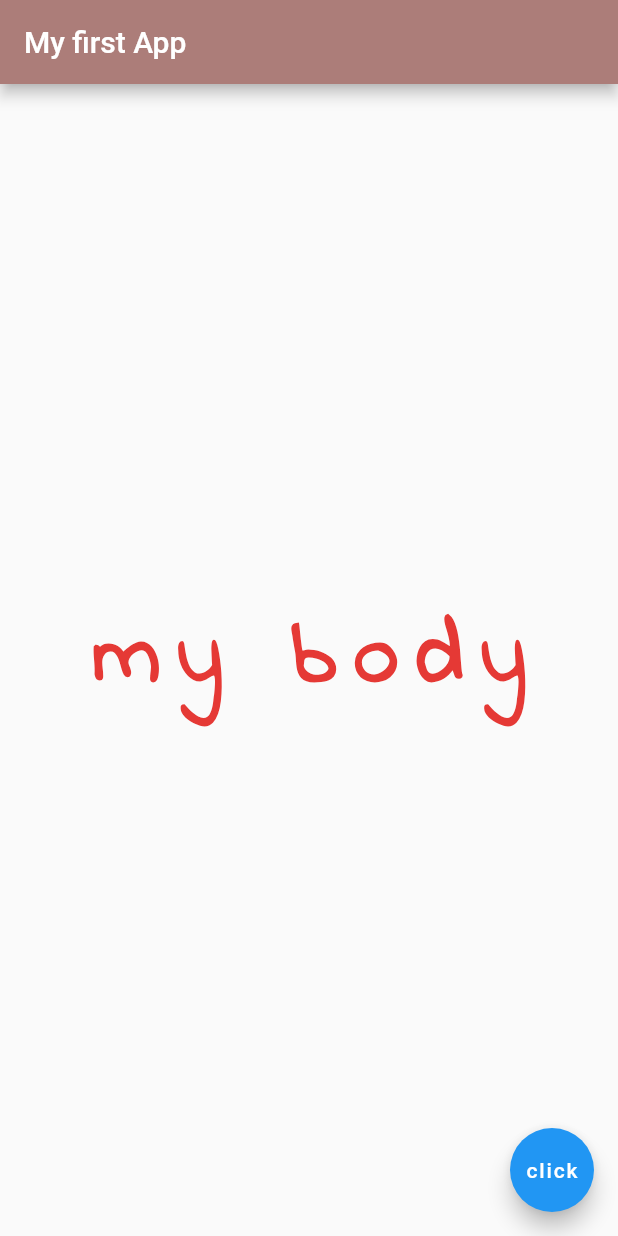
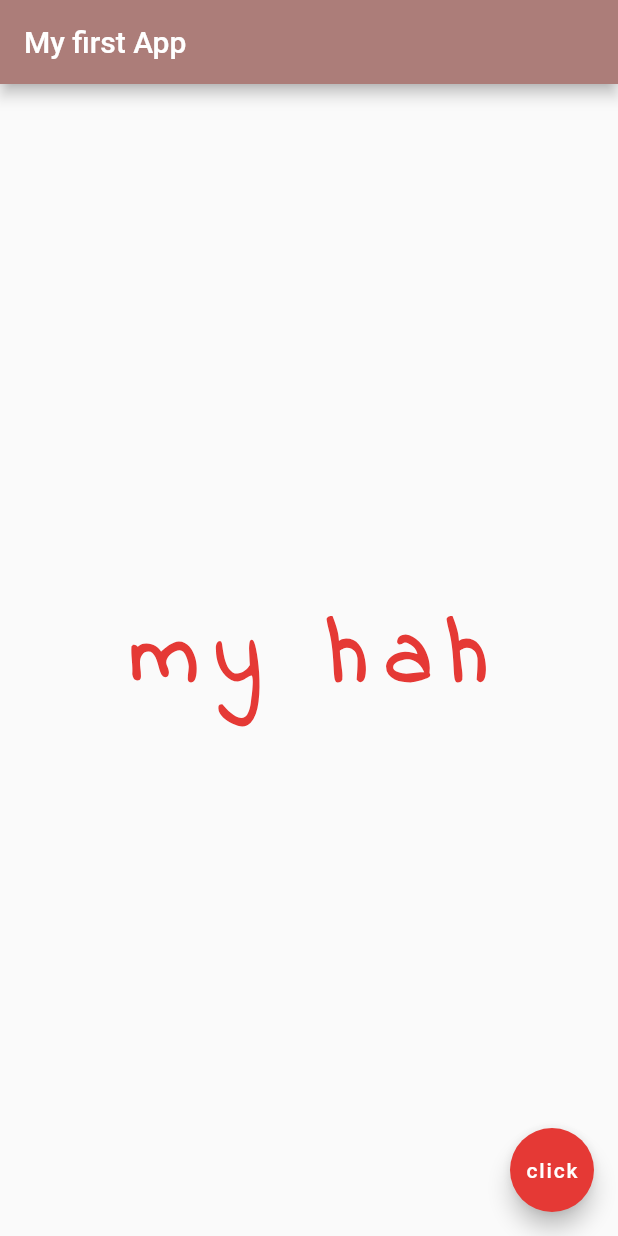
Before and after one commit to MinKhant21/WorldTimeZone, a Flutter app: the screen it shows after launch, on a phone screen of 412 x 824 dp. Run offline on Flutter 3.47's test engine with Material 2 defaults, Android fonts, the phone set to English and light mode, and no system bars.

Commit message:
hot Reload Problem Fixed

```diff
--- a/lib/main.dart
+++ b/lib/main.dart
@@ -1,14 +1,21 @@
 import 'package:flutter/material.dart';
 
 void main() => runApp(MaterialApp(
-  home: Scaffold(
+  home: Home(),
+));
+
+class Home extends StatelessWidget {
+ const Home({Key? key}) : super(key: key);
+  @override
+  Widget build(BuildContext context) {
+    return Scaffold(
           appBar: AppBar(
             title: Text('My first App'),
             backgroundColor: const Color.fromARGB(255, 172, 125, 121),
           ),
           body: Center(
             child:Text(
-        "my body",
+              "my hah",
               style:TextStyle(
                   color: Colors.red[600],
                   fontFamily: 'IndieFlower',
@@ -20,7 +27,9 @@ void main() => runApp(MaterialApp(
           ),
           floatingActionButton: FloatingActionButton(
             onPressed: (){},
+            backgroundColor: Colors.red[600],
             child: Text('click'),
           ),
-  ),
-));
+        );
+  }
+}
```
Lines whose indentation alone changed are shown as unchanged.
